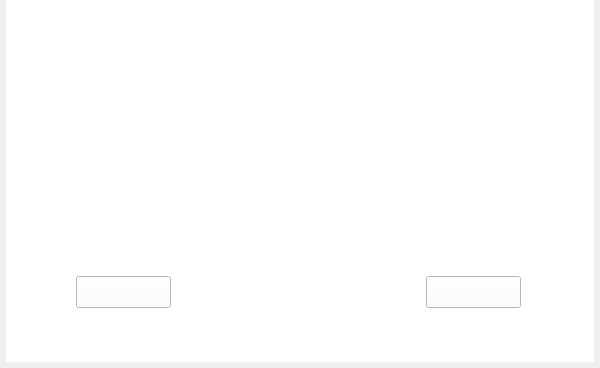
Above: ChuangfengDesktop/common2ParamWidget.ui from asdlei99/chuangfengdesktop before the change; both pictures show x 0 to 600 and y 305 to 673 of the 600 by 673 pixel window. Below: the same form after it.
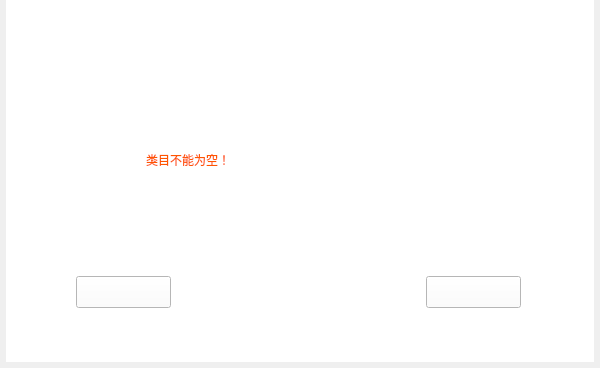
That is the form after the change.

Diff of the .ui file:
```diff
--- a/ChuangfengDesktop/common2ParamWidget.ui
+++ b/ChuangfengDesktop/common2ParamWidget.ui
@@ -191,6 +191,23 @@
        <set>Qt::AlignRight|Qt::AlignTrailing|Qt::AlignVCenter</set>
       </property>
      </widget>
+     <widget class="QLabel" name="error_lab">
+      <property name="geometry">
+       <rect>
+        <x>140</x>
+        <y>410</y>
+        <width>381</width>
+        <height>28</height>
+       </rect>
+      </property>
+      <property name="styleSheet">
+       <string notr="true">font: 75 12pt &quot;微软雅黑&quot;;
+color: rgb(255, 85, 0);</string>
+      </property>
+      <property name="text">
+       <string>类目不能为空！</string>
+      </property>
+     </widget>
     </widget>
    </item>
   </layout>
```
Left out of the diff: 2 changed lines with no effect on the pictures.
